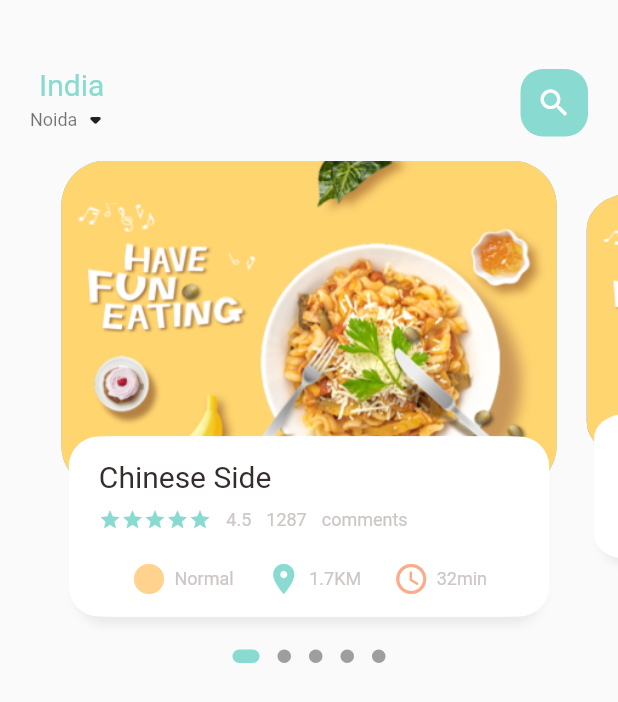
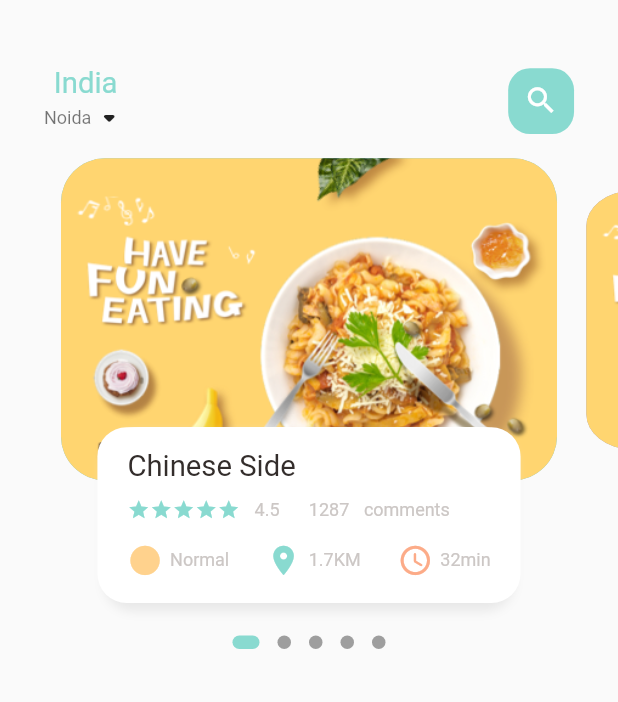
Before and after one commit to ManyuDhyani/Ecom-App, a Flutter app: the screen it shows after launch, on a phone screen of 412 x 824 dp. Shown: the top 702 px of the screen. Run offline on Flutter 3.47's test engine with Material 2 defaults, Android fonts, the phone set to English and light mode, and no system bars; drawn by our look-alikes of dots_indicator; our stand-ins replace get.

Commit message:
App Size optimization for any screen.

```diff
--- a/lib/home/food_page_body.dart
+++ b/lib/home/food_page_body.dart
@@ -1,5 +1,6 @@
 import 'package:dots_indicator/dots_indicator.dart';
 import 'package:ecom_app/utils/colors.dart';
+import 'package:ecom_app/utils/dimensions.dart';
 import 'package:ecom_app/widgets/big_text.dart';
 import 'package:ecom_app/widgets/icon_and_text_widgets.dart';
 import 'package:ecom_app/widgets/small_text.dart';
@@ -38,7 +39,7 @@ class _FoodPageBodyState extends State<FoodPageBody> {
     return Column(
       children: [
         Container(
-          height: 320,
+          height: Dimensions.pageView,
           child: PageView.builder(
               controller: pageController,
               itemCount: 5,
@@ -91,10 +92,11 @@ class _FoodPageBodyState extends State<FoodPageBody> {
       child: Stack(
         children: [
           Container(
-            height: 220,
-            margin: EdgeInsets.only(left: 10, right: 10),
+            height: Dimensions.pageViewContainer,
+            margin: EdgeInsets.only(
+                left: Dimensions.width10, right: Dimensions.width10),
             decoration: BoxDecoration(
-              borderRadius: BorderRadius.circular(30),
+              borderRadius: BorderRadius.circular(Dimensions.radius30),
               color: index.isEven ? Color(0xFF69c5df) : Color(0xFF9294cc),
               image: DecorationImage(
                 fit: BoxFit.cover,
@@ -105,10 +107,14 @@ class _FoodPageBodyState extends State<FoodPageBody> {
           Align(
             alignment: Alignment.bottomCenter,
             child: Container(
-              height: 120,
-              margin: EdgeInsets.only(left: 20, right: 20, bottom: 16),
+              height: Dimensions.pageViewTextContainer,
+              margin: EdgeInsets.only(
+                left: Dimensions.width40,
+                right: Dimensions.width40,
+                bottom: Dimensions.height16,
+              ),
               decoration: BoxDecoration(
-                  borderRadius: BorderRadius.circular(20),
+                  borderRadius: BorderRadius.circular(Dimensions.radius20),
                   color: Colors.white,
                   boxShadow: [
                     BoxShadow(
@@ -126,14 +132,16 @@ class _FoodPageBodyState extends State<FoodPageBody> {
                     )
                   ]),
               child: Container(
-                padding: EdgeInsets.only(top: 15, left: 15, right: 15),
+                padding: EdgeInsets.only(
+                    top: Dimensions.height15, left: 15, right: 15),
                 child: Column(
                   crossAxisAlignment: CrossAxisAlignment.start,
                   children: [
                     BigText(
                       text: "Chinese Side",
                     ),
-                    const SizedBox(height: 10),
+                    SizedBox(height: Dimensions.height10),
+                    // Comments Section
                     Row(
                       children: [
                         Wrap(
@@ -146,17 +154,18 @@ class _FoodPageBodyState extends State<FoodPageBody> {
                             ),
                           ),
                         ),
-                        const SizedBox(width: 10),
+                        SizedBox(width: Dimensions.width10),
                         SmallText(text: "4.5"),
-                        const SizedBox(width: 10),
+                        SizedBox(width: Dimensions.width20),
                         SmallText(text: "1287"),
-                        const SizedBox(width: 10),
+                        SizedBox(width: Dimensions.width10),
                         SmallText(text: "comments"),
                       ],
                     ),
-                    const SizedBox(height: 20),
+                    SizedBox(height: Dimensions.height15),
+                    // Time and Distance
                     Row(
-                      mainAxisAlignment: MainAxisAlignment.spaceEvenly,
+                      mainAxisAlignment: MainAxisAlignment.spaceBetween,
                       children: [
                         IconAndTextWidget(
                           icon: Icons.circle_sharp,
--- a/lib/home/main_food_page.dart
+++ b/lib/home/main_food_page.dart
@@ -1,5 +1,6 @@
 import 'package:ecom_app/home/food_page_body.dart';
 import 'package:ecom_app/utils/colors.dart';
+import 'package:ecom_app/utils/dimensions.dart';
 import 'package:ecom_app/widgets/big_text.dart';
 import 'package:ecom_app/widgets/small_text.dart';
 import 'package:flutter/material.dart';
@@ -20,8 +21,10 @@ class _MainFoodPageState extends State<MainFoodPage> {
           //Showing the header
           Container(
             child: Container(
-              margin: EdgeInsets.only(top: 45, bottom: 15),
-              padding: EdgeInsets.only(left: 20, right: 20),
+              margin: EdgeInsets.only(
+                  top: Dimensions.height45, bottom: Dimensions.height15),
+              padding: EdgeInsets.only(
+                  left: Dimensions.width30, right: Dimensions.width30),
               child: Row(
                 mainAxisAlignment: MainAxisAlignment.spaceBetween,
                 children: [
@@ -44,11 +47,13 @@ class _MainFoodPageState extends State<MainFoodPage> {
                   ),
                   Center(
                     child: Container(
-                      width: 45,
-                      height: 45,
-                      child: Icon(Icons.search, color: Colors.white),
+                      width: Dimensions.width45,
+                      height: Dimensions.height45,
+                      child: Icon(Icons.search,
+                          color: Colors.white, size: Dimensions.iconSize24),
                       decoration: BoxDecoration(
-                        borderRadius: BorderRadius.circular(15),
+                        borderRadius:
+                            BorderRadius.circular(Dimensions.radius15),
                         color: AppColors.mainColor,
                       ),
                     ),
--- a/lib/main.dart
+++ b/lib/main.dart
@@ -1,5 +1,6 @@
 import 'package:ecom_app/home/main_food_page.dart';
 import 'package:flutter/material.dart';
+import 'package:get/get.dart';
 
 void main() {
   runApp(const MyApp());
@@ -10,7 +11,7 @@ class MyApp extends StatelessWidget {
 
   @override
   Widget build(BuildContext context) {
-    return MaterialApp(
+    return GetMaterialApp(
       debugShowCheckedModeBanner: false,
       title: 'Flutter Demo',
       theme: ThemeData(
--- /dev/null
+++ b/lib/utils/dimensions.dart
@@ -0,0 +1,39 @@
+import 'package:get/get.dart';
+
+class Dimensions {
+  static double screenHeight = Get.context!.height;
+  static double screenWidth = Get.context!.width;
+
+  // Get a screen size factor like we want container for 220 so screensize/220 = 3.84
+  static double pageView = screenHeight / 2.64;
+  static double pageViewContainer = screenHeight / 3.84;
+  static double pageViewTextContainer = screenHeight / 7.03;
+
+  // Height
+  static double height10 = screenHeight / 84.4;
+  static double height15 = screenHeight / 56.27;
+  static double height16 = screenHeight / 52.75;
+  static double height20 = screenHeight / 42.2;
+  static double height30 = screenHeight / 28.13;
+  static double height45 = screenHeight / 18.76;
+
+  // Width
+  static double width10 = screenHeight / 84.4;
+  static double width15 = screenHeight / 56.27;
+  static double width20 = screenHeight / 42.2;
+  static double width30 = screenHeight / 28.13;
+  static double width40 = screenHeight / 21.1;
+  static double width45 = screenHeight / 18.76;
+  static double width50 = screenHeight / 16.88;
+
+  // Fonts
+  static double font20 = screenHeight / 42.2;
+
+  // Radius
+  static double radius15 = screenHeight / 56.27;
+  static double radius20 = screenHeight / 42.2;
+  static double radius30 = screenHeight / 28.13;
+
+  // Icon Size
+  static double iconSize24 = screenHeight / 35.17;
+}
--- a/lib/widgets/big_text.dart
+++ b/lib/widgets/big_text.dart
@@ -1,3 +1,4 @@
+import 'package:ecom_app/utils/dimensions.dart';
 import 'package:flutter/cupertino.dart';
 
 class BigText extends StatelessWidget {
@@ -9,7 +10,7 @@ class BigText extends StatelessWidget {
       {Key? key,
       this.color = const Color(0xFF332d2b),
       required this.text,
-      this.size = 20,
+      this.size = 0,
       this.overflow = TextOverflow.ellipsis})
       : super(key: key);
 
@@ -23,7 +24,7 @@ class BigText extends StatelessWidget {
         color: color,
         fontWeight: FontWeight.w400,
         fontFamily: 'Roboto',
-        fontSize: size,
+        fontSize: size == 0 ? Dimensions.font20 : size,
       ),
     );
   }
--- a/lib/widgets/icon_and_text_widgets.dart
+++ b/lib/widgets/icon_and_text_widgets.dart
@@ -1,3 +1,4 @@
+import 'package:ecom_app/utils/dimensions.dart';
 import 'package:ecom_app/widgets/small_text.dart';
 import 'package:flutter/cupertino.dart';
 
@@ -16,7 +17,11 @@ class IconAndTextWidget extends StatelessWidget {
   Widget build(BuildContext context) {
     return Row(
       children: [
-        Icon(icon, color: iconColor),
+        Icon(
+          icon,
+          color: iconColor,
+          size: Dimensions.iconSize24,
+        ),
         SizedBox(width: 5),
         SmallText(text: text),
       ],
--- a/pubspec.yaml
+++ b/pubspec.yaml
@@ -30,6 +30,7 @@ dependencies:
   flutter:
     sdk: flutter
   dots_indicator: ^2.1.0
+  get: ^4.6.1
 
 
   # The following adds the Cupertino Icons font to your application.
```
Also changed, not shown: pubspec.lock.
